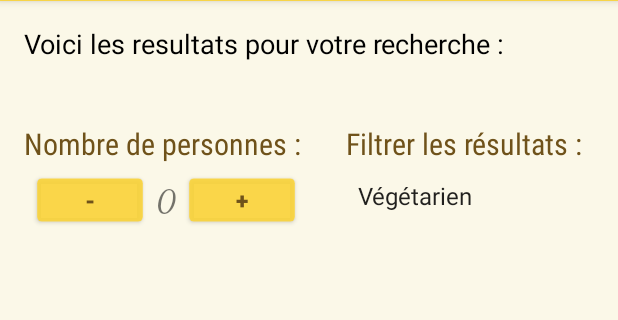
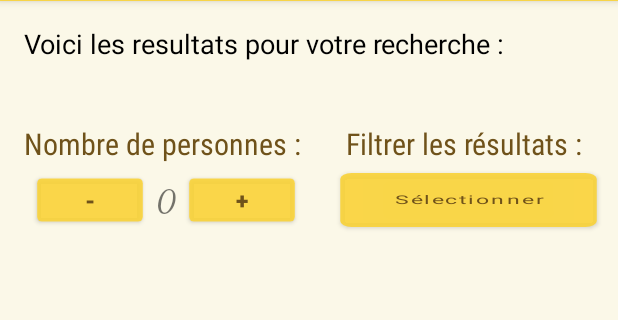
Before and after one commit to Kev7F/hello_world, an Android app: the recherche_un_plat_activity screen opened directly, with no data from a screen before it, on a phone screen of 412 x 824 dp, the part 83-403 px from its top. Run offline under Robolectric (Android 15) with nearby library versions, the phone set to English and light mode, and no system bars.

Commit message:
Nouvelle lsite de filtre : possibilité de séléctionner plusieurs filtres

```diff
--- a/app/src/main/AndroidManifest.xml
+++ b/app/src/main/AndroidManifest.xml
@@ -23,6 +23,7 @@
                 android:name="android.support.PARENT_ACTIVITY"
                 android:value=".MainActivity" />
         </activity>
+
     </application>
 
 </manifest>
--- a/app/src/main/java/com/example/helloworld/recherche_un_plat_activity.java
+++ b/app/src/main/java/com/example/helloworld/recherche_un_plat_activity.java
@@ -1,27 +1,35 @@
 package com.example.helloworld;
 
+import androidx.appcompat.app.AlertDialog;
 import androidx.appcompat.app.AppCompatActivity;
 
 import android.content.Intent;
 import android.os.Bundle;
 import android.view.View;
+import android.widget.ListView;
 import android.widget.TextView;
 import android.widget.Button;
 
+
 import android.widget.ArrayAdapter;
 import android.widget.Spinner;
+import android.widget.Toast;
 
 
-public class recherche_un_plat_activity extends AppCompatActivity {
+public class recherche_un_plat_activity extends AppCompatActivity
+{
 
     private TextView affichageCompteur;
     private int compteur;
     String[] filtres = {"Végétarien", "Végan", "Halal", "Kasher", "Sans Alcool", "Sans Lactose"};
 
+    // tableau de boolean permettant d'identifier le statut de chaque filtre: faux si le filtre n'est pas sélectionner, true si il est sélectionné
+    private boolean[] statut_filtre_selectionne = new boolean[filtres.length];
 
 
     @Override
-    protected void onCreate(Bundle savedInstanceState) {
+    protected void onCreate(Bundle savedInstanceState)
+    {
         super.onCreate(savedInstanceState);
         setContentView(R.layout.activity_recherche_un_plat);
 
@@ -50,7 +58,8 @@ public class recherche_un_plat_activity extends AppCompatActivity {
         });
 
         //diminution de la valeur compteur quand j'appuie sur le -
-        bouttonMoins.setOnClickListener(new View.OnClickListener() {
+        bouttonMoins.setOnClickListener(new View.OnClickListener()
+        {
             @Override
             public void onClick(View v)
             {
@@ -60,10 +69,46 @@ public class recherche_un_plat_activity extends AppCompatActivity {
         });
 
         // ----------- Gestion de la liste de filtre -----------------
-        Spinner liste_de_filtre = findViewById(R.id.liste_filtres);
-        ArrayAdapter<String> adapter = new ArrayAdapter<>(this, android.R.layout.simple_spinner_item, filtres);
-        adapter.setDropDownViewResource(android.R.layout.simple_spinner_dropdown_item);
-        liste_de_filtre.setAdapter(adapter);
 
+        // boutton pour afficher le menu des filtres, affichage de la boite de dialogue quand on clique sur le bouton
+        Button boutonFiltres = findViewById(R.id.boutton_filtres);
+        //affichage de la boite de dialogue qui contient le filtres selectionnables quand on clique sur le bouton
+        boutonFiltres.setOnClickListener(v -> showFilterDialog());
     }
+
+    // Méthode qui va permettre d'afficher la boite de dialogue contenant les filtres selectionnables
+    private void showFilterDialog() {
+        AlertDialog.Builder fenetre_dialogue = new AlertDialog.Builder(this);
+        fenetre_dialogue.setTitle("Sélectionner pour filtrer les résultats : ");
+
+        // création de la liste des filtres avec setmultichoiceitems, plusieur filtres peuvent être selectionnés en même temps
+        fenetre_dialogue.setMultiChoiceItems(filtres, statut_filtre_selectionne, (dialog, which, isChecked) -> {
+            //quand on appuie sur un filtre, son statut change (false si on désélectionne, true si on sélectionne)
+            statut_filtre_selectionne[which] = isChecked;
+        });
+
+        // enregistrer les filtres sélectionnés
+        fenetre_dialogue.setPositiveButton("OK", (dialog, which) -> {
+            // afficher filtres sélectionnés avec un toast
+            StringBuilder filtres_selectionnes = new StringBuilder("Filtres sélectionnés : ");
+            for (int i = 0; i < filtres.length; i++)
+            {
+                if (statut_filtre_selectionne[i])
+                {
+                    filtres_selectionnes.append(filtres[i]).append(", ");
+                }
+            }
+
+            Toast.makeText(this, filtres_selectionnes.toString(), Toast.LENGTH_SHORT).show();
+        });
+
+        // Annuler pour  fermmer la fenetre sans prendre en compte les filtres sélectionné, on reste dans le même état qu'avant d'ouvrir la fenetre de filtres
+        fenetre_dialogue.setNegativeButton("Annuler", null);
+
+
+        fenetre_dialogue.create().show();
+
+        fenetre_dialogue.create().getWindow().setBackgroundDrawableResource(R.color.marron_pale);
+    }
+
 }
--- a/app/src/main/res/layout/activity_recherche_un_plat.xml
+++ b/app/src/main/res/layout/activity_recherche_un_plat.xml
@@ -103,17 +103,20 @@
                     android:textSize="19sp" />
         </LinearLayout>
 
-        <Spinner
-            android:id="@+id/liste_filtres"
-            android:layout_width="wrap_content"
+        <Button
+            android:id="@+id/boutton_filtres"
+            android:layout_width="90dp"
             android:layout_height="wrap_content"
-            android:layout_marginLeft="25dp"
-            android:layout_marginTop="10dp"
-            android:background="@drawable/liste_filtre_background"
-            android:layout_gravity="center_vertical"
-            android:layout_weight="1"
-
-            app:layout_constraintStart_toEndOf="@+id/compteur"
+            android:scaleX="1.9"
+            android:text="Sélectionner"
+            android:textAllCaps="false"
+            android:textColor="@color/marron"
+            android:textSize="8sp"
+            android:fontFamily="sans-serif"
+            app:layout_constraintEnd_toEndOf="@+id/filtres"
+            app:layout_constraintStart_toStartOf="@+id/filtres"
             app:layout_constraintTop_toBottomOf="@+id/filtres" />
 
+
+
 </androidx.constraintlayout.widget.ConstraintLayout>
```
